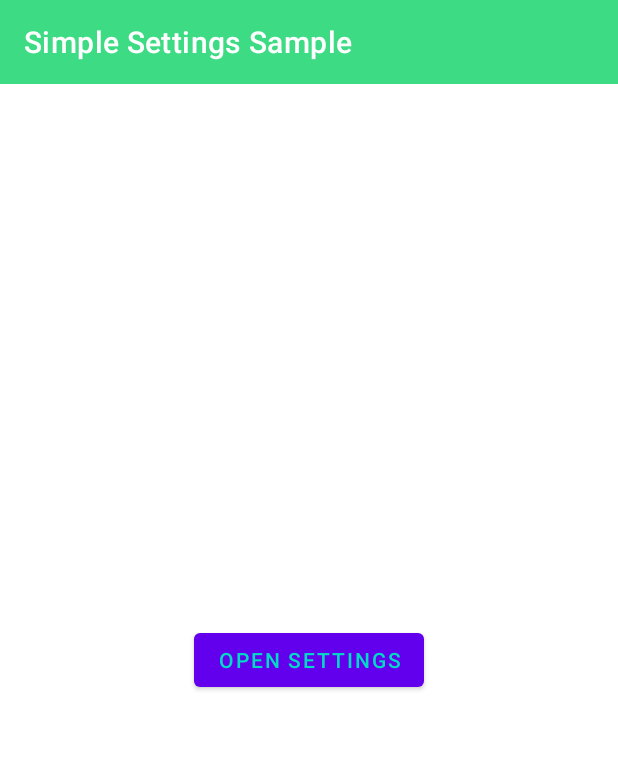
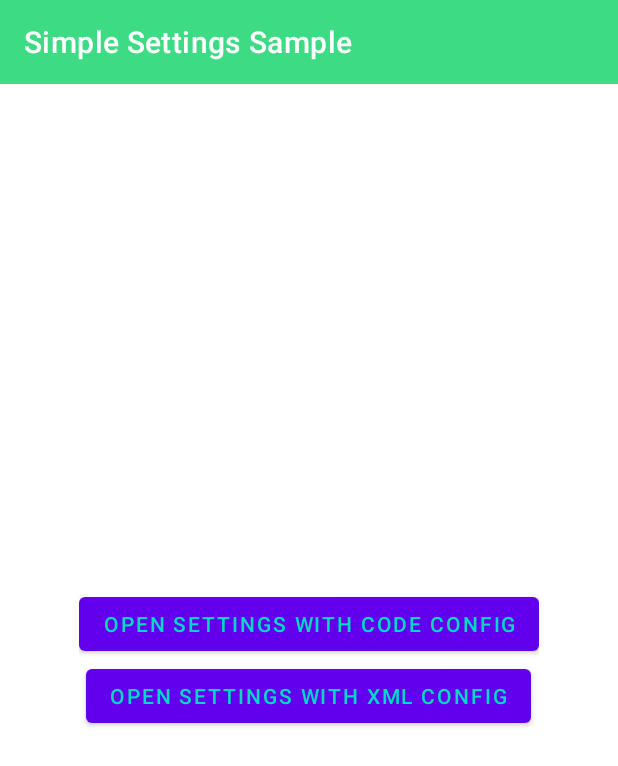
Before and after one commit to marcauberer/simple-settings, an Android app: the screen it shows after launch (MainActivity), on a phone screen of 412 x 824 dp. Shown: the top 766 px of the screen. Run offline under Robolectric (Android 15) with nearby library versions, the phone set to English and light mode, and no system bars.

Commit message:
Next dev version

```diff
--- a/app/src/main/res/layout/activity_main.xml
+++ b/app/src/main/res/layout/activity_main.xml
@@ -9,20 +9,27 @@
 
     <include layout="@layout/toolbar" />
 
-    <androidx.constraintlayout.widget.ConstraintLayout
-        android:layout_width="match_parent"
-        android:layout_height="0dp"
+    <LinearLayout
+        android:layout_width="wrap_content"
+        android:layout_height="wrap_content"
         app:layout_constraintBottom_toBottomOf="parent"
-        app:layout_constraintTop_toBottomOf="@+id/toolbar">
+        app:layout_constraintTop_toBottomOf="@+id/toolbar"
+        app:layout_constraintStart_toStartOf="parent"
+        app:layout_constraintEnd_toEndOf="parent"
+        android:orientation="vertical">
 
         <Button
-            android:id="@+id/openSettings"
+            android:id="@+id/openSettings1"
             android:layout_width="wrap_content"
             android:layout_height="wrap_content"
-            app:layout_constraintStart_toStartOf="parent"
-            app:layout_constraintEnd_toEndOf="parent"
-            app:layout_constraintTop_toTopOf="parent"
-            app:layout_constraintBottom_toBottomOf="parent"
-            android:text="@string/open_settings"/>
-    </androidx.constraintlayout.widget.ConstraintLayout>
+            android:layout_gravity="center_horizontal"
+            android:text="@string/open_settings_code"/>
+
+        <Button
+            android:id="@+id/openSettings2"
+            android:layout_width="wrap_content"
+            android:layout_height="wrap_content"
+            android:layout_gravity="center_horizontal"
+            android:text="@string/open_settings_xml"/>
+    </LinearLayout>
 </androidx.constraintlayout.widget.ConstraintLayout>
--- a/app/src/main/res/values/strings.xml
+++ b/app/src/main/res/values/strings.xml
@@ -1,4 +1,5 @@
 <resources>
     <string name="app_name">Simple Settings Sample</string>
-    <string name="open_settings">Open Settings</string>
+    <string name="open_settings_code">Open Settings with code config</string>
+    <string name="open_settings_xml">Open Settings with xml config</string>
 </resources>
--- /dev/null
+++ b/app/src/main/res/xml/preferences.xml
@@ -0,0 +1,29 @@
+<?xml version="1.0" encoding="utf-8"?>
+<PreferenceScreen
+    xmlns:app="http://schemas.android.com/apk/res-auto">
+
+    <PreferenceCategory
+        app:title="Test section">
+
+        <SwitchPreferenceCompat
+            app:key="test1"
+            app:defaultValue="false"
+            app:title="Test 1"
+            app:summary="This is a test 1"/>
+
+        <Preference
+            app:key="test2"
+            app:title="Test 1"
+            app:summary="This is a test 2"/>
+    </PreferenceCategory>
+
+    <PreferenceCategory>
+
+        <EditTextPreference
+            app:key="test3"
+            app:defaultValue="Test 3"
+            app:title="Test 3"
+            app:summary="This is a test 3"
+            app:useSimpleSummaryProvider="true"/>
+    </PreferenceCategory>
+</PreferenceScreen>
--- a/simplesettings/src/main/java/com/chillibits/simplesettings/item/PreferenceSection.kt
+++ b/simplesettings/src/main/java/com/chillibits/simplesettings/item/PreferenceSection.kt
@@ -6,7 +6,7 @@ class PreferenceSection: Serializable {
 
     // Attributes
     var title: String = "Section title"
-    private val items = ArrayList<SimplePreference>()
+    val items = ArrayList<SimplePreference>()
 
     // ----------------------------------------- Item types ----------------------------------------
 
```
Also changed, not shown: app/src/main/java/com/chillibits/simplesettingssample/MainActivity.kt (+26 -10 lines), app/src/main/res/values-sw360dp-v13/values-preferences.xml (added, +9 -0 lines), simplesettings/src/main/java/com/chillibits/simplesettings/core/SimpleSettings.kt (+9 -1 lines), simplesettings/src/main/java/com/chillibits/simplesettings/ui/SimpleSettingsActivity.kt (+7 -4 lines), simplesettings/src/main/java/com/chillibits/simplesettings/ui/SimpleSettingsFragment.kt (+58 -1 lines), 1 other file.
